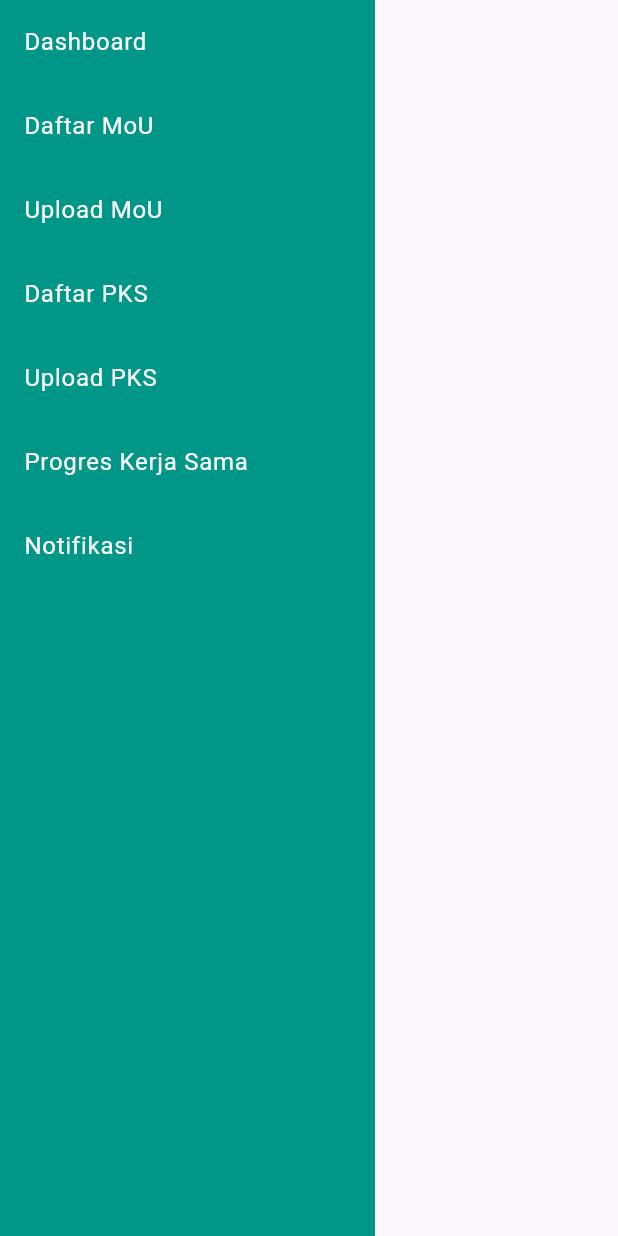
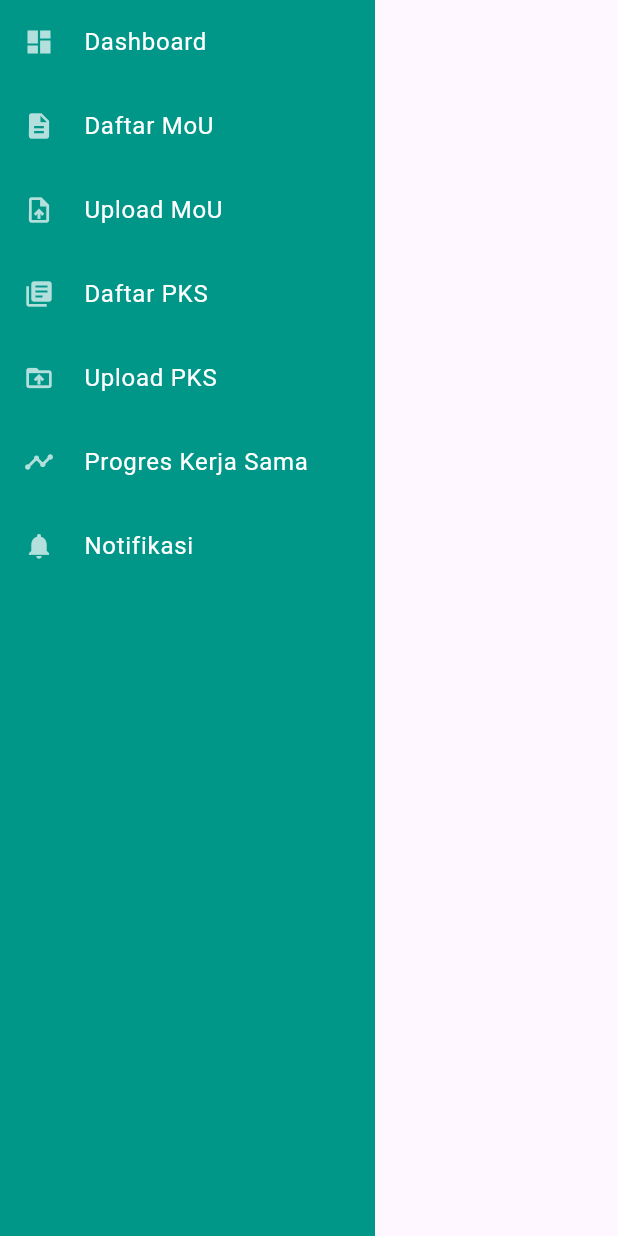
Before and after one commit to amarinirahmah/sikerma-tsu, a Flutter app: the AppDrawer widget shown alone on an empty page, opened directly, on a phone screen of 412 x 824 dp. Run offline on Flutter 3.47's test engine with Material 3 defaults, Android fonts, the phone set to English and light mode, and no system bars; our stand-ins replace file_picker; accounts and stored records are empty.

Commit message:
sempurnakan tampilan drawer

```diff
--- a/lib/widgets/app_drawer.dart
+++ b/lib/widgets/app_drawer.dart
@@ -15,13 +15,48 @@
             Expanded(
               child: ListView(
                 children: [
-                  _buildMenuItem(context, 'Dashboard', '/dashboard'),
-                  _buildMenuItem(context, 'Daftar MoU', '/mou'),
-                  _buildMenuItem(context, 'Upload MoU', '/uploadmou'),
-                  _buildMenuItem(context, 'Daftar PKS', '/pks'),
-                  _buildMenuItem(context, 'Upload PKS', '/uploadpks'),
-                  _buildMenuItem(context, 'Progres Kerja Sama', '/progres'),
-                  _buildMenuItem(context, 'Notifikasi', '/notifikasi'),
+                  _buildMenuItem(
+                    context,
+                    'Dashboard',
+                    '/dashboard',
+                    icon: Icons.dashboard,
+                  ),
+                  _buildMenuItem(
+                    context,
+                    'Daftar MoU',
+                    '/mou',
+                    icon: Icons.description,
+                  ),
+                  _buildMenuItem(
+                    context,
+                    'Upload MoU',
+                    '/uploadmou',
+                    icon: Icons.upload_file,
+                  ),
+                  _buildMenuItem(
+                    context,
+                    'Daftar PKS',
+                    '/pks',
+                    icon: Icons.library_books,
+                  ),
+                  _buildMenuItem(
+                    context,
+                    'Upload PKS',
+                    '/uploadpks',
+                    icon: Icons.drive_folder_upload,
+                  ),
+                  _buildMenuItem(
+                    context,
+                    'Progres Kerja Sama',
+                    '/progres',
+                    icon: Icons.timeline,
+                  ),
+                  _buildMenuItem(
+                    context,
+                    'Notifikasi',
+                    '/notifikasi',
+                    icon: Icons.notifications,
+                  ),
                 ],
               ),
             ),
@@ -31,14 +66,42 @@
     );
   }
 
-  Widget _buildMenuItem(BuildContext context, String title, String route) {
-    return ListTile(
-      title: Text(title, style: const TextStyle(color: Colors.white)),
-      hoverColor: Colors.yellow,
-      onTap: () {
-        Navigator.pop(context); // Tutup drawer jika sedang terbuka
-        Navigator.pushNamed(context, route);
-      },
+  Widget _buildMenuItem(
+    BuildContext context,
+    String title,
+    String route, {
+    IconData icon = Icons.circle,
+  }) {
+    final currentRoute = ModalRoute.of(context)?.settings.name;
+    final isSelected = currentRoute == route;
+
+    return Container(
+      decoration:
+          isSelected
+              ? BoxDecoration(
+                color: Colors.amber.shade700.withOpacity(0.3),
+                border: const Border(
+                  left: BorderSide(color: Colors.white, width: 4),
+                ),
+              )
+              : null,
+      child: ListTile(
+        leading: Icon(
+          icon,
+          color: isSelected ? Colors.white : Colors.white70,
+          size: 20,
+        ),
+        title: Text(title, style: const TextStyle(color: Colors.white)),
+        selected: isSelected,
+        selectedTileColor: Colors.transparent,
+        hoverColor: Colors.amber.shade300.withOpacity(0.2),
+        onTap: () {
+          if (!isSelected) {
+            Navigator.pop(context);
+            Navigator.pushNamed(context, route);
+          }
+        },
+      ),
     );
   }
 }
```
